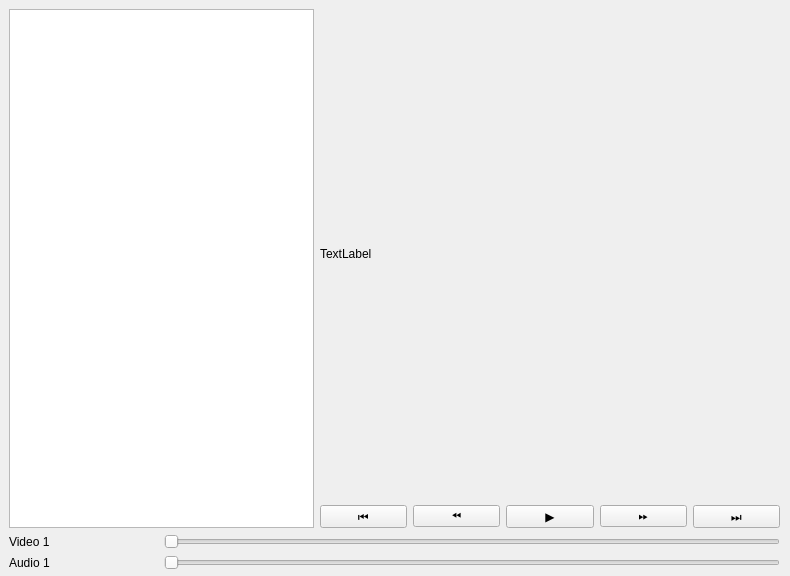
First picture: the form in videoeditor.ui, repository AniMathIO/ManimStudio, before the edit.
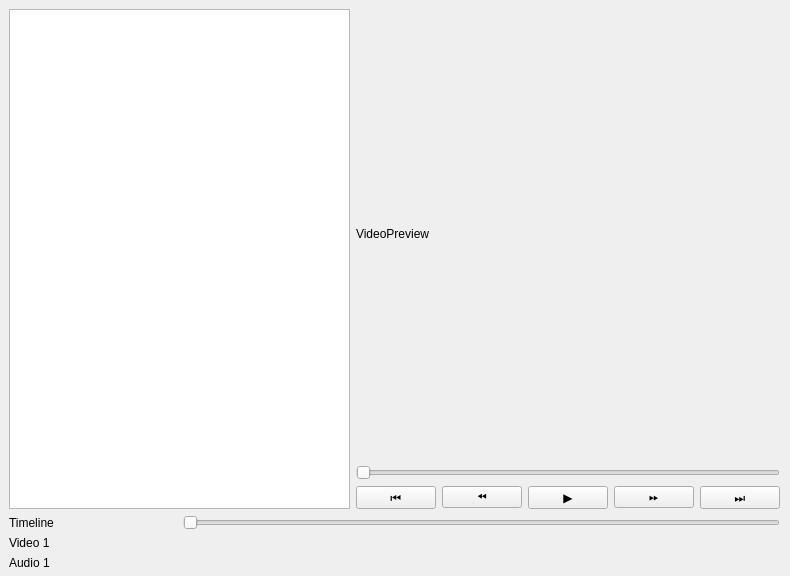
Second picture: the form after the edit.

Commit message: refactor(videoeditor): working in video editor ui

The edit to the form file:
```diff
--- a/videoeditor.ui
+++ b/videoeditor.ui
@@ -23,7 +23,21 @@
     </rect>
    </property>
    <layout class="QGridLayout" name="gridLayout">
-    <item row="1" column="2" colspan="3">
+    <item row="4" column="0">
+     <widget class="QLabel" name="audioLabel">
+      <property name="text">
+       <string>Audio 1</string>
+      </property>
+     </widget>
+    </item>
+    <item row="3" column="0">
+     <widget class="QLabel" name="videoLabel">
+      <property name="text">
+       <string>Video 1</string>
+      </property>
+     </widget>
+    </item>
+    <item row="1" column="2" colspan="2">
      <layout class="QGridLayout" name="gridLayout_2" columnstretch="0,0,0,0,0">
       <property name="sizeConstraint">
        <enum>QLayout::SetMinimumSize</enum>
@@ -31,38 +45,45 @@
       <property name="spacing">
        <number>6</number>
       </property>
-      <item row="0" column="1">
+      <item row="1" column="4">
+       <widget class="QPushButton" name="forwardToStartBtn">
+        <property name="text">
+         <string>⏭️</string>
+        </property>
+       </widget>
+      </item>
+      <item row="1" column="1">
        <widget class="QPushButton" name="backwardBtn">
         <property name="text">
          <string>⏪</string>
         </property>
        </widget>
       </item>
-      <item row="0" column="0">
+      <item row="1" column="2">
+       <widget class="QPushButton" name="playBtn">
+        <property name="text">
+         <string>▶️</string>
+        </property>
+       </widget>
+      </item>
+      <item row="1" column="0">
        <widget class="QPushButton" name="backwardToEndBtn">
         <property name="text">
          <string>⏮️</string>
         </property>
        </widget>
       </item>
-      <item row="0" column="3">
+      <item row="1" column="3">
        <widget class="QPushButton" name="forwardBtn">
         <property name="text">
          <string>⏩</string>
         </property>
        </widget>
       </item>
-      <item row="0" column="4">
-       <widget class="QPushButton" name="forwardToStartBtn">
-        <property name="text">
-         <string>⏭️</string>
-        </property>
-       </widget>
-      </item>
-      <item row="0" column="2">
-       <widget class="QPushButton" name="playBtn">
-        <property name="text">
-         <string>▶️</string>
+      <item row="0" column="0" colspan="5">
+       <widget class="QSlider" name="videoPreviewSlider">
+        <property name="orientation">
+         <enum>Qt::Horizontal</enum>
         </property>
        </widget>
       </item>
@@ -78,35 +99,7 @@
       </property>
      </widget>
     </item>
-    <item row="3" column="0">
-     <widget class="QLabel" name="videoLabel">
-      <property name="text">
-       <string>Video 1</string>
-      </property>
-     </widget>
-    </item>
-    <item row="4" column="0">
-     <widget class="QLabel" name="audioLabel">
-      <property name="text">
-       <string>Audio 1</string>
-      </property>
-     </widget>
-    </item>
-    <item row="3" column="1" colspan="4">
-     <widget class="QSlider" name="videoSlider">
-      <property name="orientation">
-       <enum>Qt::Horizontal</enum>
-      </property>
-     </widget>
-    </item>
-    <item row="4" column="1" colspan="4">
-     <widget class="QSlider" name="audioSlider">
-      <property name="orientation">
-       <enum>Qt::Horizontal</enum>
-      </property>
-     </widget>
-    </item>
-    <item row="0" column="2" colspan="3">
+    <item row="0" column="2" colspan="2">
      <widget class="QLabel" name="videoPreview">
       <property name="sizePolicy">
        <sizepolicy hsizetype="Expanding" vsizetype="Expanding">
@@ -115,7 +108,21 @@
        </sizepolicy>
       </property>
       <property name="text">
-       <string>TextLabel</string>
+       <string>VideoPreview</string>
+      </property>
+     </widget>
+    </item>
+    <item row="2" column="1" colspan="3">
+     <widget class="QSlider" name="timelineSlider">
+      <property name="orientation">
+       <enum>Qt::Horizontal</enum>
+      </property>
+     </widget>
+    </item>
+    <item row="2" column="0">
+     <widget class="QLabel" name="timelineLabel">
+      <property name="text">
+       <string>Timeline</string>
       </property>
      </widget>
     </item>
```
The commit also changes 1 other file.
